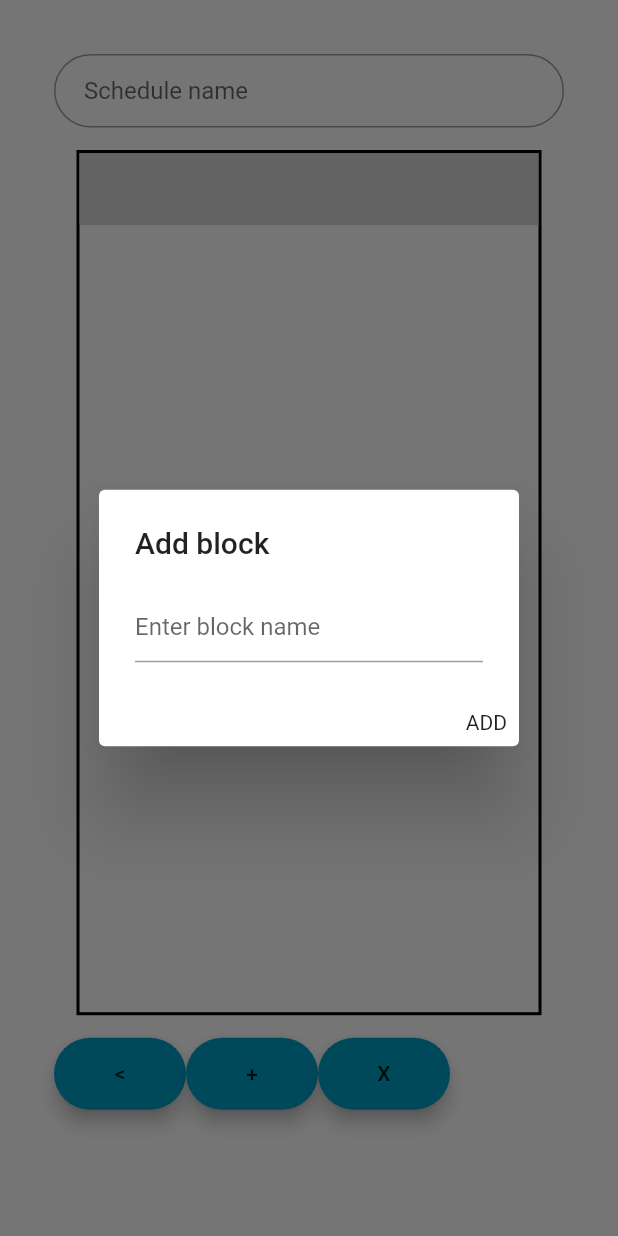
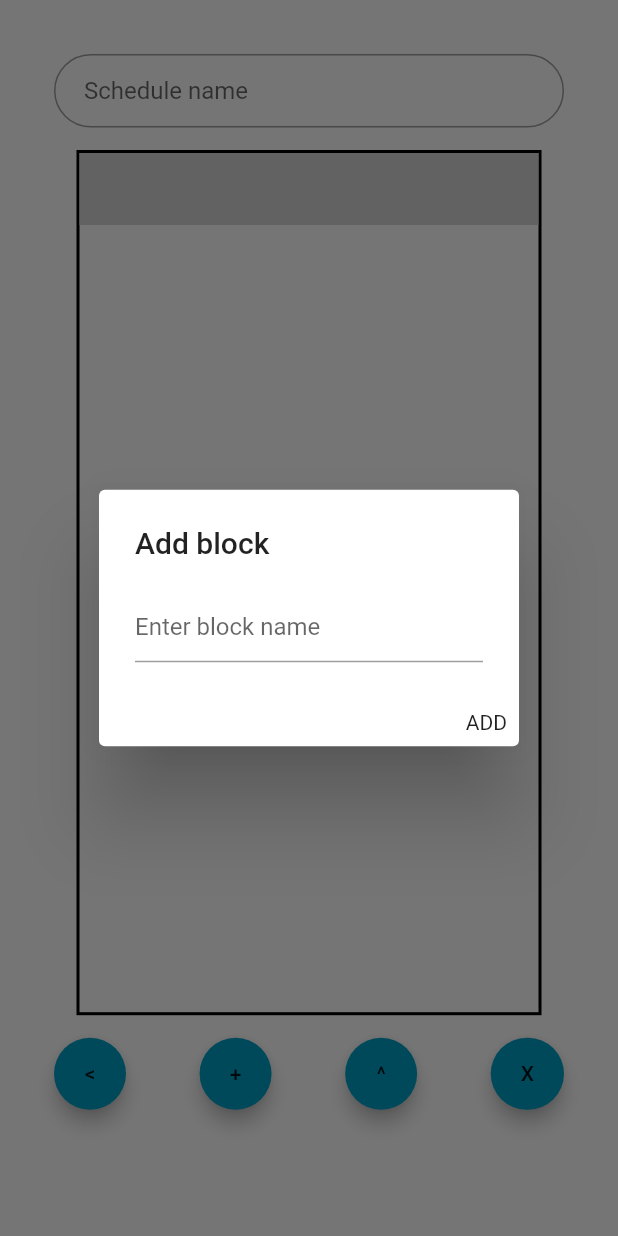
Before and after one commit to Michael-12211/Schedu-block, a Flutter app: the DailyView screen opened directly with empty values, item 2 of the bottom bar chosen, on a phone screen of 412 x 824 dp. Run offline on Flutter 3.47's test engine with Material 2 defaults, Android fonts, the light colour scheme and no system bars; our stand-ins replace firebase_auth, firebase_core, firebase_database, rflutter_alert; missing offline and left inert: spannable_grid; accounts and stored records are empty.

Commit message:
Schedules can now be marked as favorite. DailyView buttons re-styled

```diff
--- a/lib/dailyview.dart
+++ b/lib/dailyview.dart
@@ -202,6 +202,7 @@ class _DayState extends State<DailyView> {
                 .size
                 .width,*/
             padding: EdgeInsets.fromLTRB(20, 15, 20, 15),
+            minWidth: 10,
             onPressed: () {
               Navigator.pop(context);
             },
@@ -221,6 +222,7 @@ class _DayState extends State<DailyView> {
                 .size
                 .width,*/
             padding: EdgeInsets.fromLTRB(20, 15, 20, 15),
+            minWidth: 10,
             onPressed: () async {
               await addBlockPopup(context);
             },
@@ -240,12 +242,34 @@ class _DayState extends State<DailyView> {
                 .size
                 .width,*/
             padding: EdgeInsets.fromLTRB(20, 15, 20, 15),
+            minWidth: 10,
             onPressed: () async {
               var currChi = database.child('users').child(user).child('schedules').child(index);
               currChi.remove();
               Navigator.pop(context);
             },
             child: Text("X",
+              textAlign: TextAlign.center,
+            )
+        )
+    );
+
+    final favButton = Material(
+        elevation: 5.0,
+        borderRadius: BorderRadius.circular(30),
+        color: Color(0xff01A0C7),
+        child: MaterialButton(
+          /*minWidth: MediaQuery
+                .of(context)
+                .size
+                .width,*/
+            padding: EdgeInsets.fromLTRB(20, 15, 20, 15),
+            minWidth: 10,
+            onPressed: () {
+              var currChi = database.child('users').child(user).child('favorite');
+              currChi.set(index);
+            },
+            child: Text("^",
               textAlign: TextAlign.center,
             )
         )
@@ -291,9 +315,11 @@ class _DayState extends State<DailyView> {
                           )
                       ),
                       Row(
+                          mainAxisAlignment: MainAxisAlignment.spaceBetween,
                         children: [
                           backButton,
                           addButton,
+                          favButton,
                           deleteButton
                         ]
                       )
```
